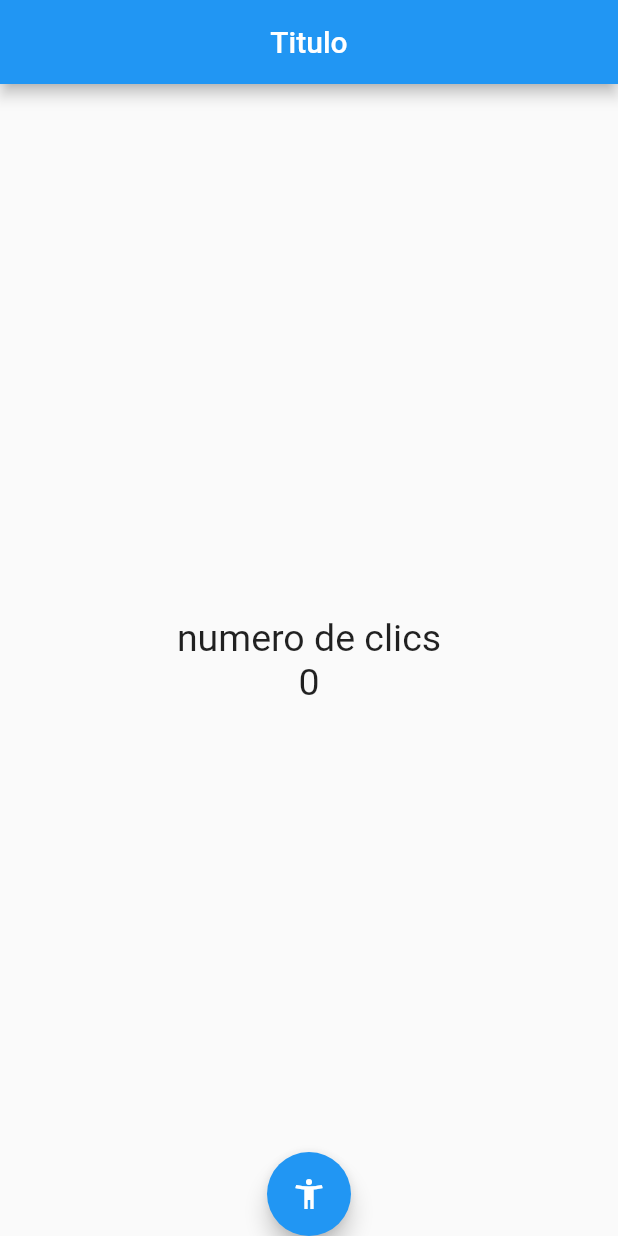
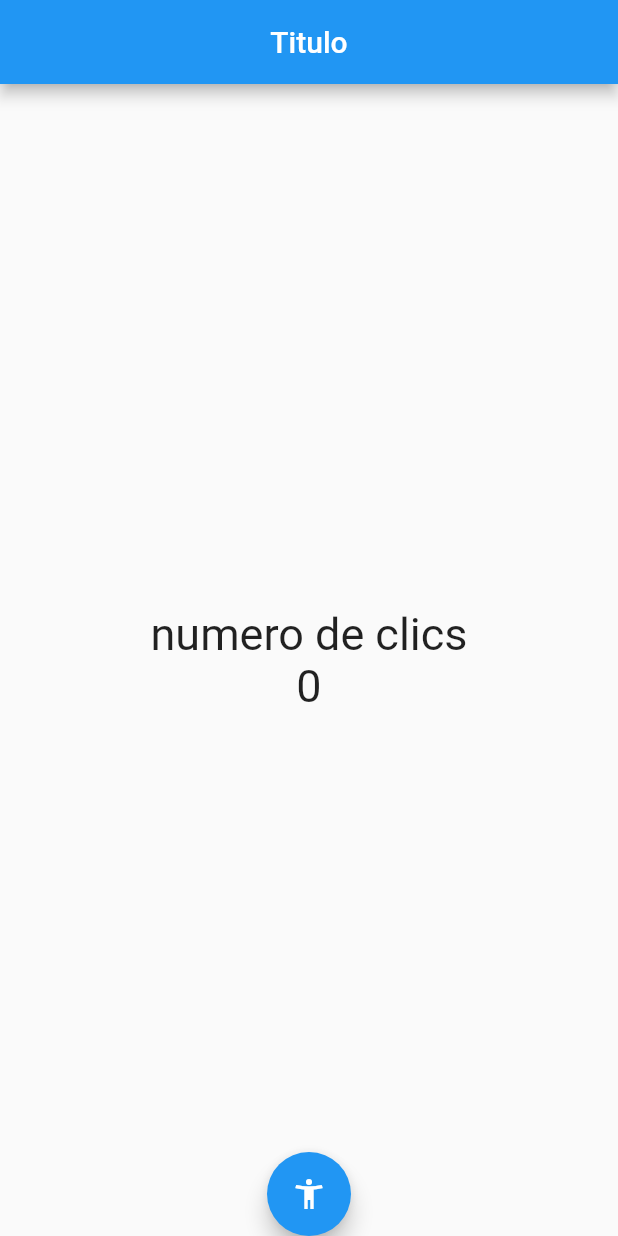
Before and after one commit to wmorales0207/ultimo, a Flutter app: the screen it shows after launch, after a tap on the "accessibility new" icon, on a phone screen of 412 x 824 dp. Run offline on Flutter 3.47's test engine with Material 2 defaults, Android fonts, the phone set to English and light mode, and no system bars.

```diff
--- a/lib/src/pages/home_page.dart
+++ b/lib/src/pages/home_page.dart
@@ -1,7 +1,7 @@
 import 'package:flutter/material.dart';
 
 class HomePage extends StatelessWidget {
-  final estiloTexto = const TextStyle(fontSize: 25);
+  final estiloTexto = const TextStyle(fontSize: 30);
   // la creacionde estiloTexto permite que no tenga que repetor codigo para hacer referencia al uso de la configuracion
   // de text Style de los textos..
 
@@ -35,12 +35,14 @@ class HomePage extends StatelessWidget {
       ),
       floatingActionButton: FloatingActionButton(
         onPressed: (() {
-          print("Hola Mene");
+          print("Hola Mene"); // para mostrar por consola
         }),
         child: const Icon(Icons.accessibility_new),
         // esta funcion vacia garantiza que se pueda hacer la accion de dar clic, si se le asigna NULL es como si el boton estuviese desabilitado
       ),
       floatingActionButtonLocation: FloatingActionButtonLocation.centerDocked,
+      // la propiedad floatingActionButtonLocation es del scaffold y define la posicion del boton,en muchas ocasiones las caracteristicas las tiene el widget superior, es decir que el comportamiento de un widget lo define su widget padre.
+      // siempre se debe revisar la documentacion para definir que recibe un widget.
     );
   }
 }
```
